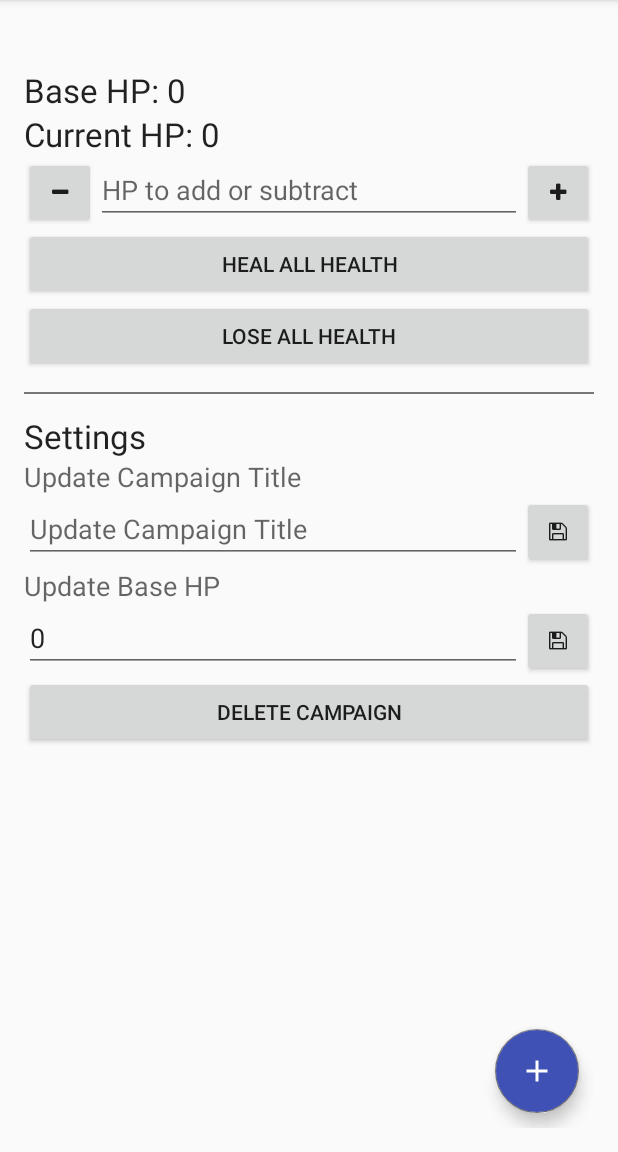
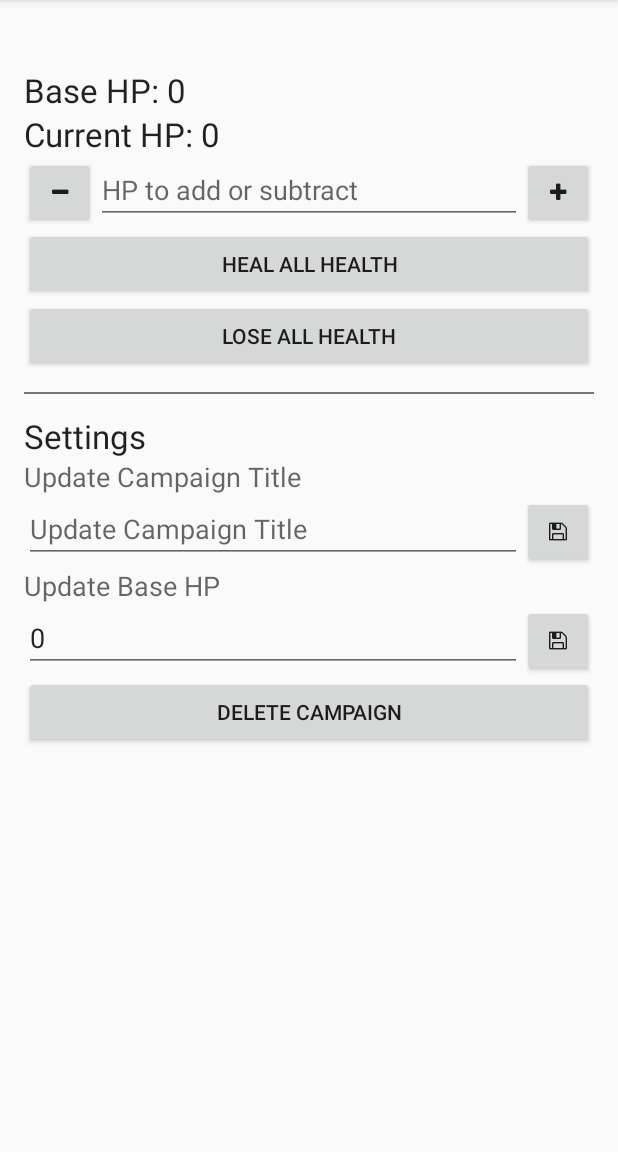
Before and after one commit to JoseRivas1998/HealthPointTracker, an Android app: the fragment CampaignFragment placed in its activity, on a phone screen of 412 x 824 dp, the part 84-1236 px from its top. Run offline under Robolectric (Android 15) with nearby library versions, the phone set to English and light mode, and no system bars; 4 statements that could not run were skipped.

Commit message:
Fixed crash

```diff
--- a/app/build.gradle
+++ b/app/build.gradle
@@ -14,8 +14,8 @@ android {
         applicationId "com.tcg.healthpointtracker"
         minSdkVersion 18
         targetSdkVersion 25
-        versionCode 1
-        versionName "1.0"
+        versionCode 11
+        versionName "1.1"
         jackOptions {
             enabled true
         }
--- a/app/src/main/java/com/tcg/healthpointtracker/CampaignFragment.java
+++ b/app/src/main/java/com/tcg/healthpointtracker/CampaignFragment.java
@@ -28,8 +28,6 @@ public class CampaignFragment extends Fragment {
     private EditText campaign_fragment_settings_update_title_text;
     private EditText campaign_fragment_settings_update_base_hp_text;
     private UpdateNavigationListener updateNavigationListener;
-
-    private View.OnClickListener floatingActionListener;
 
     @Nullable
     @Override
@@ -203,9 +201,6 @@ public class CampaignFragment extends Fragment {
                     .show();
         });
 
-        FloatingActionButton campaign_fragment_fab = (FloatingActionButton) view.findViewById(R.id.campaign_fragment_fab);
-        campaign_fragment_fab.setOnClickListener(floatingActionListener);
-
         return view;
     }
 
@@ -215,10 +210,6 @@ public class CampaignFragment extends Fragment {
         campaign_fragment_currenthp.setText(String.valueOf(MainActivity.campaignManager.getCurrentHP(id)));
     }
 
-    public void setFloatingActionListener(View.OnClickListener floatingActionListener) {
-        this.floatingActionListener = floatingActionListener;
-    }
-
     public void setUpdateNavigationListener(UpdateNavigationListener updateNavigationListener) {
         this.updateNavigationListener = updateNavigationListener;
     }
--- a/app/src/main/res/layout/campaign_fragment_layout.xml
+++ b/app/src/main/res/layout/campaign_fragment_layout.xml
@@ -185,14 +185,4 @@
         </LinearLayout>
     </ScrollView>
 
-    <android.support.design.widget.FloatingActionButton
-        android:layout_width="wrap_content"
-        android:layout_height="wrap_content"
-        android:layout_gravity="bottom|right"
-        android:layout_margin="10dp"
-        android:backgroundTint="@color/colorPrimary"
-        android:tint="@android:color/white"
-        android:src="@drawable/ic_add_black_24dp"
-        android:id="@+id/campaign_fragment_fab" />
-
 </FrameLayout>
```
Also changed, not shown: app/src/main/java/com/tcg/healthpointtracker/MainActivity.java (+0 -7 lines).
